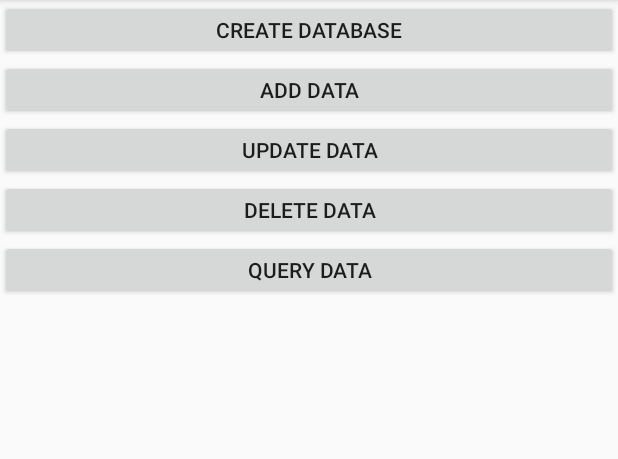
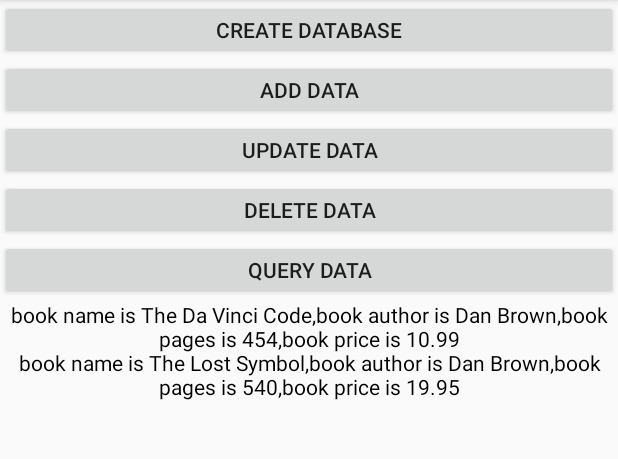
Before and after one commit to Angle-yc/SQLiteOpenHelperDemo, an Android app: the screen it shows after launch (MainActivity), after a tap on "QUERY DATA", on a phone screen of 412 x 824 dp, the part 84-543 px from its top. Run offline under Robolectric (Android 15) with nearby library versions, the phone set to English and light mode, and no system bars.

Commit message:
主页面显示查询之后的结果，方便查看

```diff
--- a/app/src/main/java/com/angle/hshb/sqliteopenhelperdemo/MainActivity.java
+++ b/app/src/main/java/com/angle/hshb/sqliteopenhelperdemo/MainActivity.java
@@ -6,16 +6,19 @@ import android.os.Bundle;
 import android.support.v7.app.AppCompatActivity;
 import android.util.Log;
 import android.view.View;
+import android.widget.TextView;
 
 import com.angle.hshb.sqliteopenhelperdemo.database.MyDataBaseHelper;
 
 public class MainActivity extends AppCompatActivity {
     public static final String TAG = "MainActivity";
     private MyDataBaseHelper dbHelper;
+    TextView mTvResult;
     @Override
     protected void onCreate(Bundle savedInstanceState) {
         super.onCreate(savedInstanceState);
         setContentView(R.layout.activity_main);
+        mTvResult = (TextView) findViewById(R.id.tv_result);
         dbHelper = new MyDataBaseHelper(this,"BookStore.db",null,3);
     }
 
@@ -74,7 +77,7 @@ public class MainActivity extends AppCompatActivity {
         SQLiteDatabase db = dbHelper.getWritableDatabase();
 //     db.delete("Book","pages > ?",new String[]{"500"});
         db.execSQL("delete from Book where pages > ?",
-                new String[]{"500"});
+                new String[]{"0"});
     }
 
     /**
@@ -82,9 +85,12 @@ public class MainActivity extends AppCompatActivity {
      * @param view
      */
     public void queryData(View view) {
+        mTvResult.setText("");
+        StringBuilder str = new StringBuilder();
         SQLiteDatabase db = dbHelper.getReadableDatabase();
 //        Cursor cursor = db.query("Book",null,null,null,null,null,null);
         Cursor cursor = db.rawQuery("select * from Book",null);
+
         if (cursor.moveToFirst()){
             do {
                 String name = cursor.getString(cursor.getColumnIndex("name"));
@@ -95,8 +101,13 @@ public class MainActivity extends AppCompatActivity {
                 Log.i(TAG,"book author is "+author);
                 Log.i(TAG,"book pages is "+pages);
                 Log.i(TAG,"book price is "+price);
+                str.append("book name is "+name+","
+                        +"book author is "+author+","
+                        +"book pages is "+pages+","
+                        +"book price is "+price+"\n");
             }while (cursor.moveToNext());
         }
+        mTvResult.setText(str.toString());
         cursor.close();
 
     }
--- a/app/src/main/res/layout/activity_main.xml
+++ b/app/src/main/res/layout/activity_main.xml
@@ -7,30 +7,46 @@
     tools:context="com.angle.hshb.sqliteopenhelperdemo.MainActivity">
 
     <Button
+        android:layout_width="match_parent"
+        android:layout_height="40dp"
         android:onClick="createDataBase"
-        android:text="CREATE DATABASE"
+        android:text="CREATE DATABASE" />
+
+    <Button
         android:layout_width="match_parent"
-        android:layout_height="40dp" />
+        android:layout_height="40dp"
+        android:onClick="addData"
+        android:text="ADD DATA" />
+
     <Button
-        android:onClick="addData"
-        android:text="ADD DATA"
         android:layout_width="match_parent"
-        android:layout_height="40dp" />
+        android:layout_height="40dp"
+        android:onClick="updateData"
+        android:text="UPDATE DATA" />
+
     <Button
-        android:onClick="updateData"
-        android:text="UPDATE DATA"
         android:layout_width="match_parent"
-        android:layout_height="40dp" />
+        android:layout_height="40dp"
+        android:onClick="deleteData"
+        android:text="DELETE DATA" />
+
     <Button
-        android:onClick="deleteData"
-        android:text="DELETE DATA"
         android:layout_width="match_parent"
-        android:layout_height="40dp" />
-    <Button
+        android:layout_height="40dp"
         android:onClick="queryData"
-        android:text="QUERY DATA"
+        android:text="QUERY DATA" />
+
+    <ScrollView
         android:layout_width="match_parent"
-        android:layout_height="40dp" />
+        android:layout_height="match_parent">
+        <TextView
+            android:id="@+id/tv_result"
+            android:layout_width="match_parent"
+            android:layout_height="match_parent"
+            android:gravity="center"
+            android:textColor="#000"
+            android:textSize="14sp" />
+    </ScrollView>
 
 
 </LinearLayout>
```
